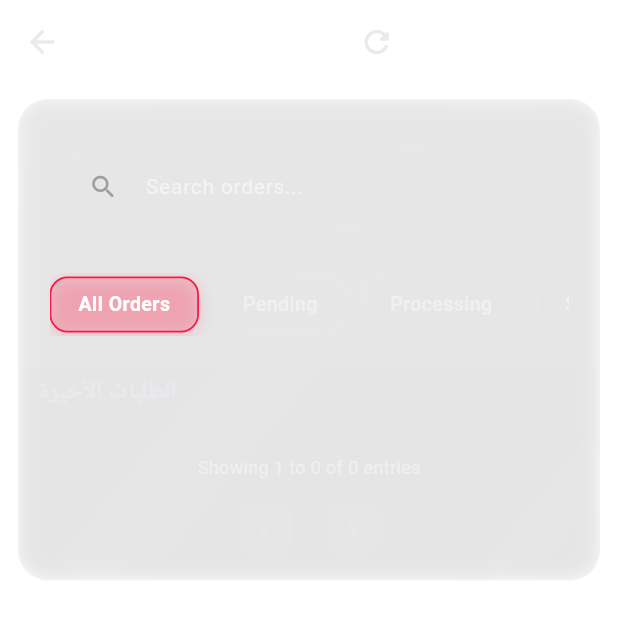
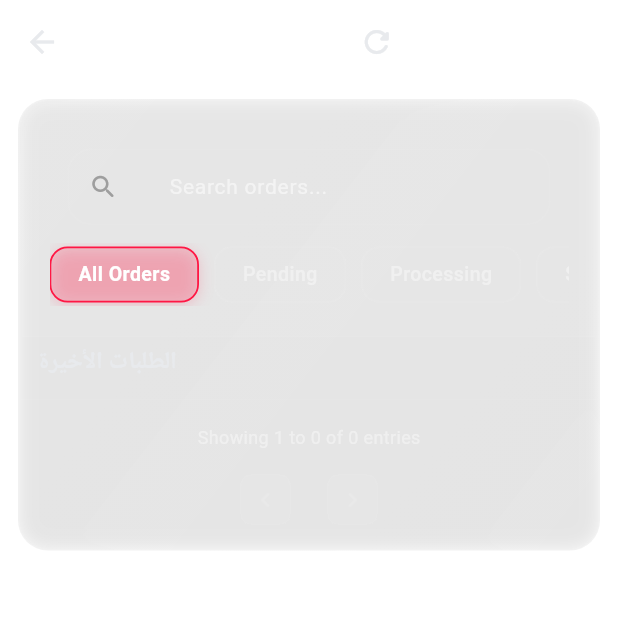
Before and after one commit to abod8639/stronger_muscles_dashboard, a Flutter app: the OrdersScreen screen opened directly, on a phone screen of 412 x 824 dp. Shown: the top 619 px of the screen. Run offline on Flutter 3.47's test engine with Material 3 defaults, Android fonts, the phone set to English and light mode, and no system bars; our stand-ins replace cached_network_image, dio, fl_chart, flutter_cache_manager, freezed_annotation, get and 4 more; accounts and stored records are empty; network calls fail.

Commit message:
fix OrdersTable

```diff
--- a/lib/screens/orders_screen/orders_screen.dart
+++ b/lib/screens/orders_screen/orders_screen.dart
@@ -45,9 +45,11 @@ class OrdersScreen extends StatelessWidget {
           onRefresh: () async => await controller.fetchOrders(),
 
           child: SingleChildScrollView(
-            physics: responsive.isDesktop
-                ? const NeverScrollableScrollPhysics()
-                : const AlwaysScrollableScrollPhysics(),
+            physics:
+            // responsive.isDesktop
+                // ? const NeverScrollableScrollPhysics()
+                // :
+                 const AlwaysScrollableScrollPhysics(),
             padding: EdgeInsets.symmetric(
               horizontal: responsive.defaultPadding.left,
               // vertical: responsive.defaultPadding.top,
--- a/lib/screens/orders_screen/widgets/orders_table.dart
+++ b/lib/screens/orders_screen/widgets/orders_table.dart
@@ -55,7 +55,6 @@ class OrdersTable extends StatelessWidget {
       child: Column(
         crossAxisAlignment: CrossAxisAlignment.start,
         children: [
-          // السطر الأول: العنوان + صندوق البحث (في الديسكتوب) أو البحث فقط (في الموبايل)
           Row(
             children: [
               if (!responsive.isMobile) ...[
@@ -68,21 +67,18 @@ class OrdersTable extends StatelessWidget {
                     letterSpacing: 0.5,
                   ),
                 ),
-                const Spacer(),
+               if(responsive.isDesktop) const Spacer(),
               ],
-
 
                 Expanded(child:  CustomSearchBar(
                 onSearch:controller.onSearchChanged ,
-                hintText:"Search orders..." ,
+                hintText:"    Search orders..." ,
               ))
 
             ],
           ),
 
-          const SizedBox(height: 20),
 
-          // السطر الثاني: الفلاتر (Tabs)
           SizedBox(
             height: 42,
             child: SingleChildScrollView(
```
